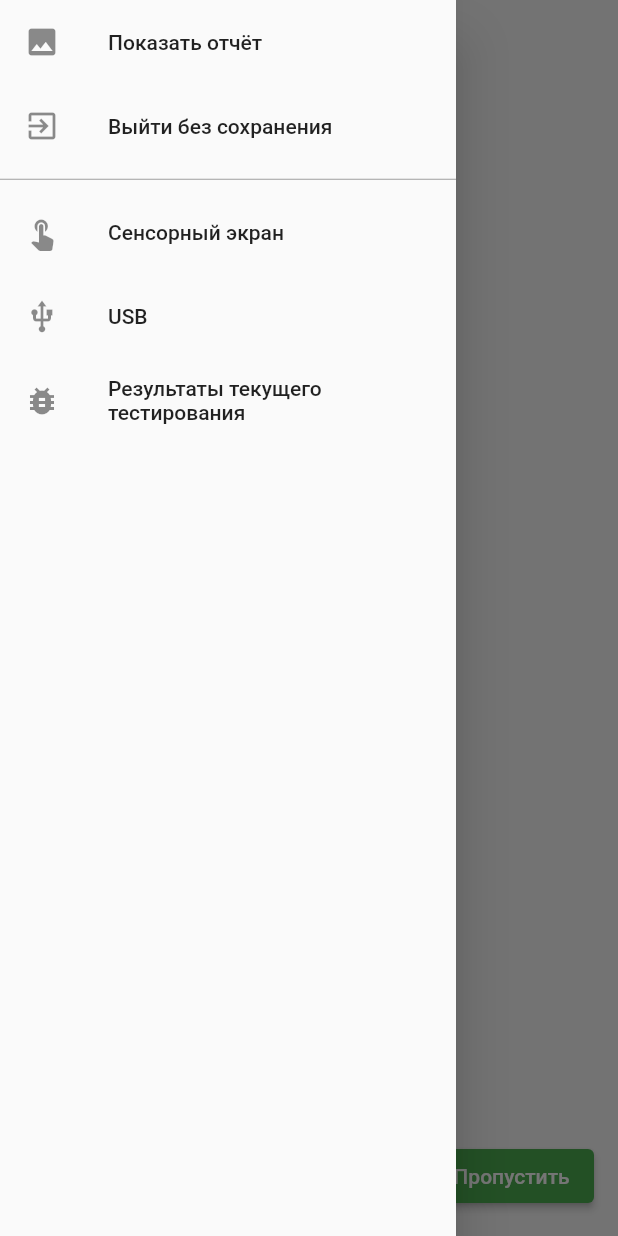
After one commit to kaa-it/test_sib, a Flutter app: the screen it shows after launch, with the side drawer open, on a phone screen of 412 x 824 dp. The commit adds this screen. Run offline on Flutter 3.47's test engine with Material 2 defaults, Android fonts, the phone set to English and light mode, and no system bars; our stand-ins replace auto_route.

Commit message:
small refactoring

```diff
--- /dev/null
+++ b/lib/app_drawer.dart
@@ -0,0 +1,32 @@
+import 'package:flutter/material.dart';
+
+class AppDrawer extends StatelessWidget {
+  const AppDrawer({
+    Key? key,
+  }) : super(key: key);
+
+  @override
+  Widget build(BuildContext context) {
+    return Drawer(
+      child: ListView(
+        padding: EdgeInsets.zero,
+        children: const [
+          ListTile(leading: Icon(Icons.image), title: Text('Показать отчёт')),
+          ListTile(
+              leading: Icon(Icons.exit_to_app),
+              title: Text('Выйти без сохранения')),
+          Divider(
+            height: 15.0,
+            color: Colors.grey,
+          ),
+          ListTile(
+              leading: Icon(Icons.touch_app), title: Text('Сенсорный экран')),
+          ListTile(leading: Icon(Icons.usb), title: Text('USB')),
+          ListTile(
+              leading: Icon(Icons.bug_report),
+              title: Text('Результаты текущего тестирования')),
+        ],
+      ),
+    );
+  }
+}
--- /dev/null
+++ b/lib/app_navigation_bar.dart
@@ -0,0 +1,40 @@
+import 'package:auto_route/auto_route.dart';
+import 'package:flutter/material.dart';
+
+class AppNavigationBar extends StatelessWidget {
+  const AppNavigationBar({
+    Key? key,
+    required this.tabsRouter,
+  }) : super(key: key);
+
+  final TabsRouter tabsRouter;
+
+  @override
+  Widget build(BuildContext context) {
+    return Row(
+      children: [
+        if (tabsRouter.activeIndex != 0)
+          ElevatedButton(
+            style: ElevatedButton.styleFrom(
+                minimumSize: const Size(110, 36)),
+            onPressed: () {
+              tabsRouter.setActiveIndex(tabsRouter.activeIndex - 1);
+            },
+            child: const Text("Назад"),
+          ),
+        Expanded(
+          child: Container(),
+        ),
+        if (tabsRouter.activeIndex != tabsRouter.pageCount - 1)
+          ElevatedButton(
+            style: ElevatedButton.styleFrom(
+                minimumSize: const Size(110, 36)),
+            onPressed: () {
+              tabsRouter.setActiveIndex(tabsRouter.activeIndex + 1);
+            },
+            child: const Text("Пропустить"),
+          ),
+      ],
+    );
+  }
+}
```
Also changed, not shown: lib/main.dart (+4 -57 lines).
